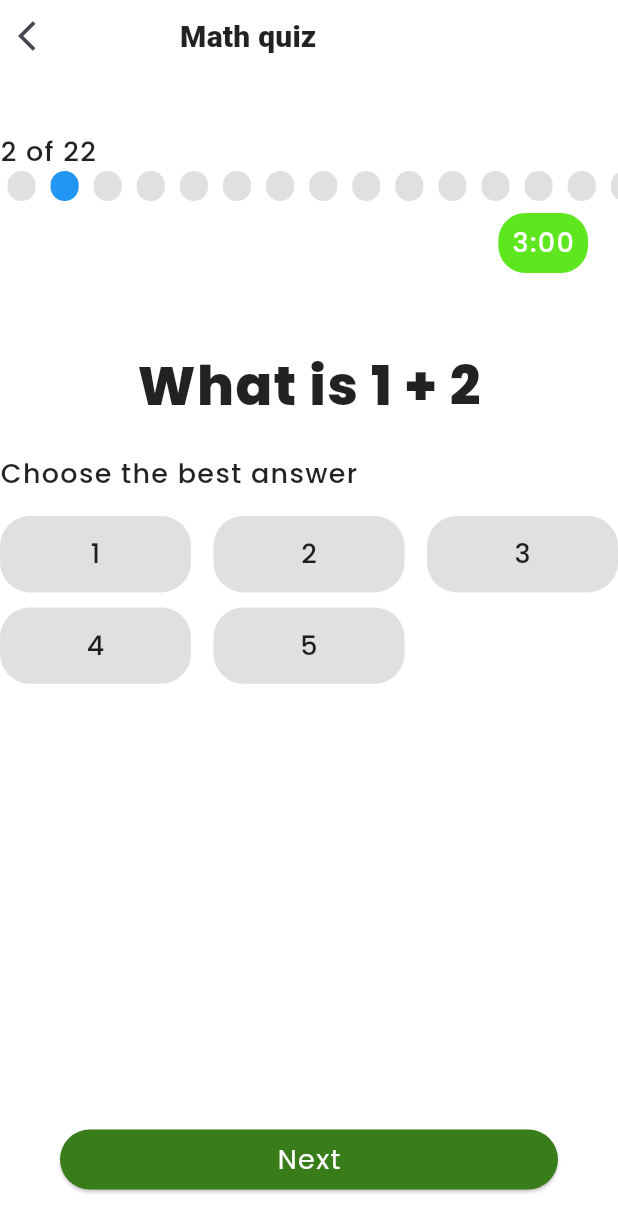
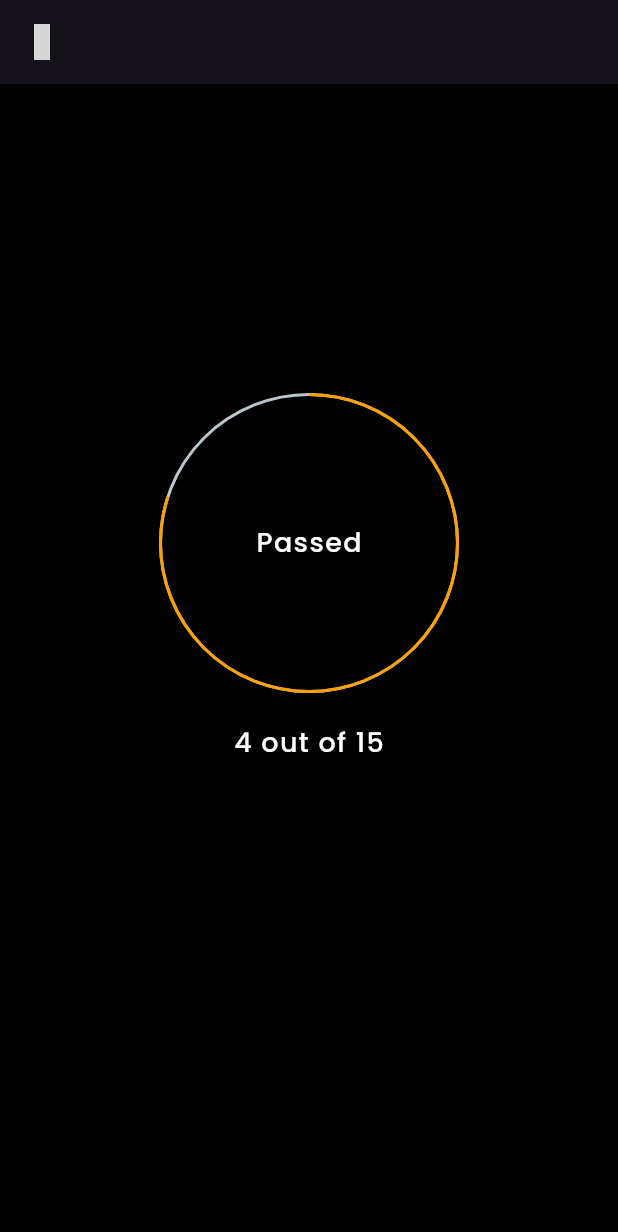
Before and after one commit to RWEMAISINGIZWENorbert/one_quiz, a Flutter app: the screen it shows after launch, after a tap on "Next", on a phone screen of 412 x 824 dp. Shown: the top 1232 px of the screen. Run offline on Flutter 3.47's test engine with Material 3 defaults, Android fonts, the phone set to English and light mode, and no system bars; drawn by our look-alikes of percent_indicator; our stand-ins replace google_fonts, iconly; grey boxes are pictures that could not be loaded.

Commit message:
[ui screen]  result

```diff
--- a/lib/components/answer_options.dart
+++ b/lib/components/answer_options.dart
@@ -4,7 +4,6 @@ import 'package:one_quiz/model/quiz_model.dart';
 
 class AnswerOptions extends StatefulWidget {
   final int currentIndex;
-  // final bool selected;
   const AnswerOptions({super.key, required this.currentIndex});
 
   @override
--- a/lib/main.dart
+++ b/lib/main.dart
@@ -16,7 +16,7 @@ class MyApp extends StatelessWidget {
       debugShowCheckedModeBanner: false,
       theme: lightTheme,
       darkTheme: darkTheme,
-      themeMode: ThemeMode.light,
+      themeMode: ThemeMode.dark,
       home: App(),
     );
   }
--- a/lib/screen/app.dart
+++ b/lib/screen/app.dart
@@ -4,6 +4,7 @@ import 'package:google_fonts/google_fonts.dart';
 import 'package:one_quiz/components/answer_options.dart';
 import 'package:one_quiz/components/quiz_header.dart';
 import 'package:one_quiz/model/quiz_model.dart';
+import 'package:one_quiz/screen/result.dart';
 
 class App extends StatefulWidget {
   const App({super.key});
@@ -85,7 +86,7 @@ class _AppState extends State<App> {
               // int lastIndex = quizData.length - 1;
                setState(() {
                   if(currentIndex < lastIndex){
-                    currentIndex +=1;
+                    currentIndex += 1;
                     actualIndex += 1;
                   }
               });
@@ -93,6 +94,16 @@ class _AppState extends State<App> {
               style: ButtonStyle(
                 backgroundColor:  WidgetStateProperty.all(Color.fromARGB(255, 57, 124, 26))
               ),
+              child: InkWell(
+                onTap: (){
+                  if(currentIndex != lastIndex){
+                    Navigator.push(
+                      context,
+                      MaterialPageRoute(builder: (context) => MyResult()
+                      )
+                      );
+                  }
+                },
                 child: Container(
                   alignment: Alignment.center,
                   child: Text(
@@ -101,6 +112,7 @@ class _AppState extends State<App> {
                     fontWeight: FontWeight.w400,
                     color: Colors.white
                   ),),
+                  ),
               )
               ),
           ),
--- /dev/null
+++ b/lib/screen/result.dart
@@ -0,0 +1,51 @@
+
+import 'package:flutter/material.dart';
+import 'package:iconly/iconly.dart';
+import 'package:percent_indicator/circular_percent_indicator.dart';
+
+class MyResult extends StatelessWidget {
+  const MyResult({super.key});
+
+  @override
+  Widget build(BuildContext context) {
+    final double screenWidth = MediaQuery.of(context).size.width;
+    return Scaffold(
+      appBar: AppBar(
+        leading: IconButton(
+          onPressed: (){
+            Navigator.of(context).pop();
+          },
+          icon:  Icon(IconlyLight.arrow_left_2)
+          ),
+      ),
+      body:  SizedBox(
+        child: Center(
+          child: Column(
+            crossAxisAlignment: CrossAxisAlignment.center,
+            children: <Widget>[
+               SizedBox(height: screenWidth / 2,),
+              CircularPercentIndicator(
+                radius:  100,
+                lineWidth: 2.0,
+                percent: ((4 * 100) / 5) / 100,
+                center:  Column(
+                  crossAxisAlignment: CrossAxisAlignment.center,
+                  mainAxisAlignment: MainAxisAlignment.center,
+                  children: [
+                    Text(
+                      'Passed',
+                      style: Theme.of(context).textTheme.labelSmall,
+                      ),
+                  ],
+                ),
+                progressColor: Colors.amber[700],
+                ),
+                const SizedBox(height: 20),
+                Text('4 out of 15', style: Theme.of(context).textTheme.labelSmall,)
+            ],
+          ),
+        ),
+      ),
+    );
+  }
+}
--- a/pubspec.yaml
+++ b/pubspec.yaml
@@ -17,6 +17,7 @@ dependencies:
   uuid: ^4.5.1
   google_fonts: ^6.2.1
   iconly: ^1.0.1
+  percent_indicator: ^4.2.4
 
 dev_dependencies:
   flutter_test:
```
Also changed, not shown: pubspec.lock. Lines whose indentation alone changed are shown as unchanged.
